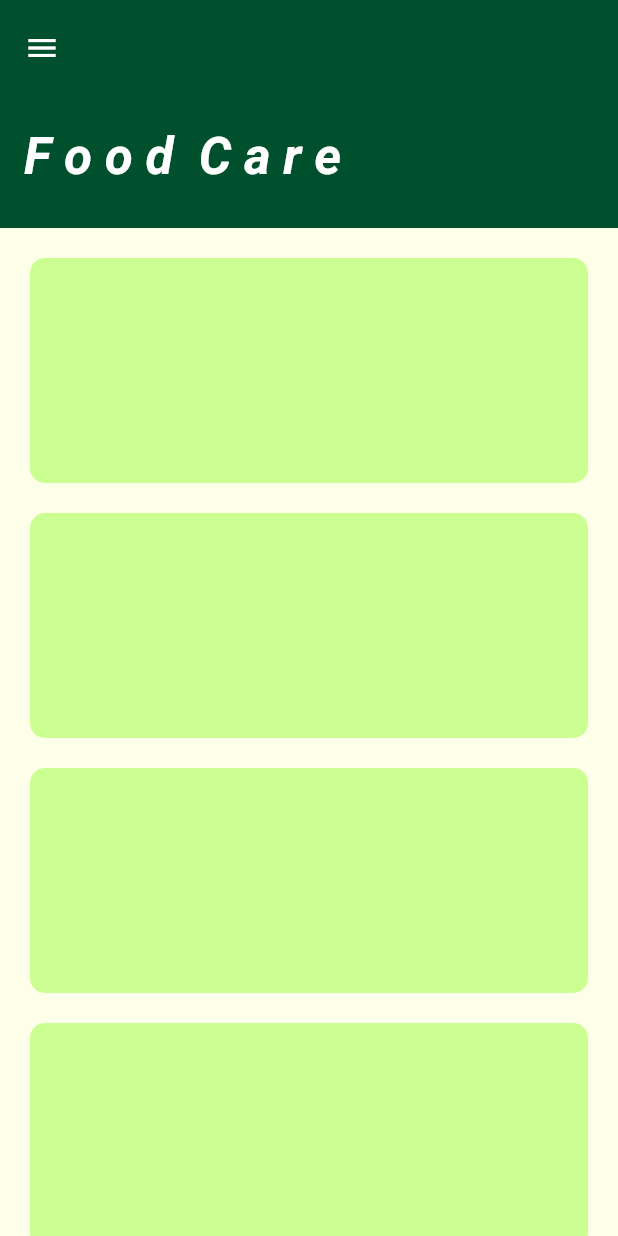
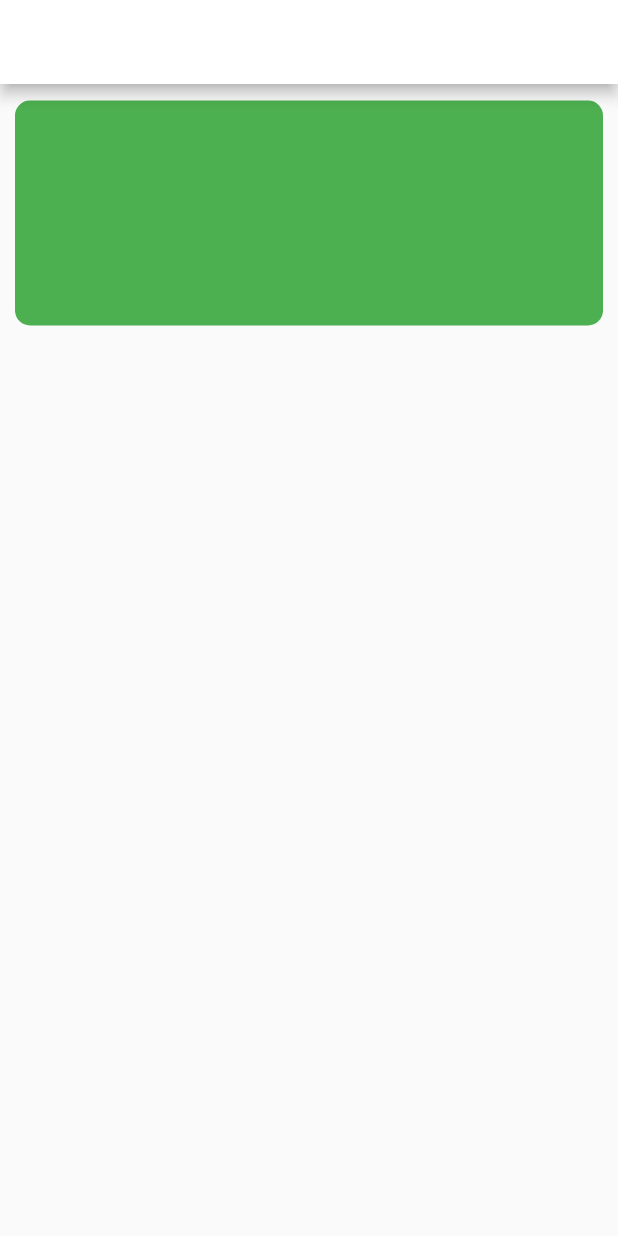
Before and after one commit to Tense-Turtles/Food_wasteage_app, a Flutter app: the screen it shows after launch, on a phone screen of 412 x 824 dp. Run offline on Flutter 3.47's test engine with Material 2 defaults, Android fonts, the phone set to English and light mode, and no system bars.

Commit message:
change in the theme

```diff
--- a/lib/home_page.dart
+++ b/lib/home_page.dart
@@ -11,38 +11,67 @@ class _MyHomePageState extends State<MyHomePage> {
   @override
   Widget build(BuildContext context) {
     return Scaffold(
-      backgroundColor: const Color(0xFFFDFFE8),
-      body: CustomScrollView(
-        slivers: [
-          SliverAppBar.large(
-            backgroundColor: const Color.fromARGB(255, 0, 79, 45),
-            leading: const Icon(Icons.menu),
-            title: const Text('F o o d  C a r e',
-                style: TextStyle(
-                    fontStyle: FontStyle.italic,
-                    fontWeight: FontWeight.bold,
-                    color: Colors.white)),
+        drawer: Drawer(child: Text('Hello')),
+        // backgroundColor: const Color(0xFFFDFFE8),
+        appBar: AppBar(
+          backgroundColor: Colors.white,
+          title: const Text("Home",
+              style: TextStyle(fontSize: 25, fontWeight: FontWeight.bold)),
+        ),
+        body: Padding(
+          padding: const EdgeInsets.symmetric(vertical: 10, horizontal: 10),
+          child: Column(
+            children: [
+              const Text(
+                'Welcome to Food care',
+                style: TextStyle(fontSize: 0),
+                textAlign: TextAlign.left,
+              ),
+              // color: Colors.white,
+              // alignment: Alignment.topLeft,
+              // padding: const EdgeInsets.all(10),
+              // height: 80,
+
+              Container(
+                height: 150,
+                decoration: BoxDecoration(
+                    color: Colors.green,
+                    borderRadius: BorderRadius.circular(10)),
+              )
+            ],
           ),
-          for (int i = 0; i < 6; i++)
-            SliverToBoxAdapter(
-              child: Padding(
-                padding: const EdgeInsets.only(
-                  top: 20.0,
-                  left: 20,
-                  right: 20,
-                ),
-                child: ClipRRect(
-                  borderRadius: BorderRadius.circular(10),
-                  child: Container(
-                    color: const Color.fromARGB(255, 204, 255, 146),
-                    height: 150,
-                  ),
-                ),
-              ),
-            ),
-        ],
-      ),
-    );
+        )
+        // CustomScrollView(
+        //   slivers: [
+        //     SliverAppBar.large(
+        //       backgroundColor: const Color.fromARGB(255, 0, 79, 45),
+        //       // leading: const Icon(Icons.menu),
+        //       title: const Text('F o o d  C a r e',
+        //           style: TextStyle(
+        //               fontStyle: FontStyle.italic,
+        //               fontWeight: FontWeight.bold,
+        //               color: Colors.white)),
+        //     ),
+        //     for (int i = 0; i < 6; i++)
+        //       SliverToBoxAdapter(
+        //         child: Padding(
+        //           padding: const EdgeInsets.only(
+        //             top: 20.0,
+        //             left: 20,
+        //             right: 20,
+        //           ),
+        //           child: ClipRRect(
+        //             borderRadius: BorderRadius.circular(10),
+        //             child: Container(
+        //               color: const Color.fromARGB(255, 204, 255, 146),
+        //               height: 150,
+        //             ),
+        //           ),
+        //         ),
+        //       ),
+        //   ],
+        // ),
+        );
     // return Scaffold(
     //   // appBar: AppBar(
     //   //   title: Text(
```
